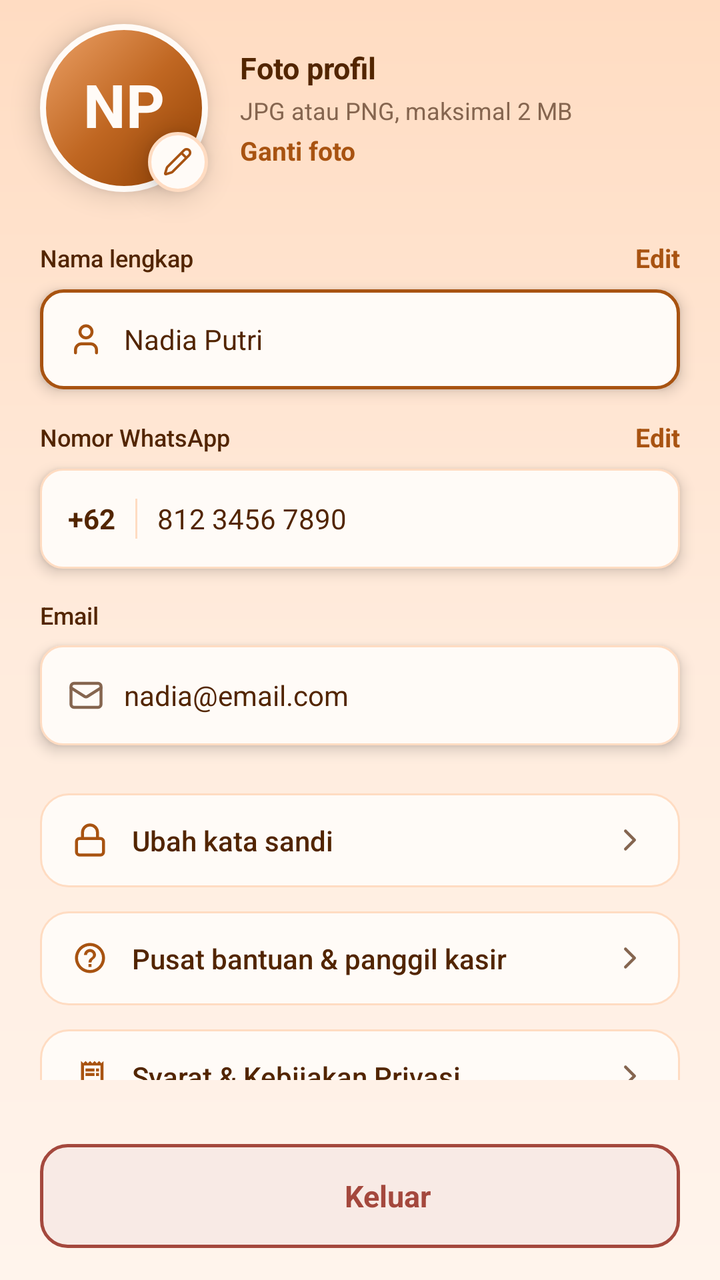
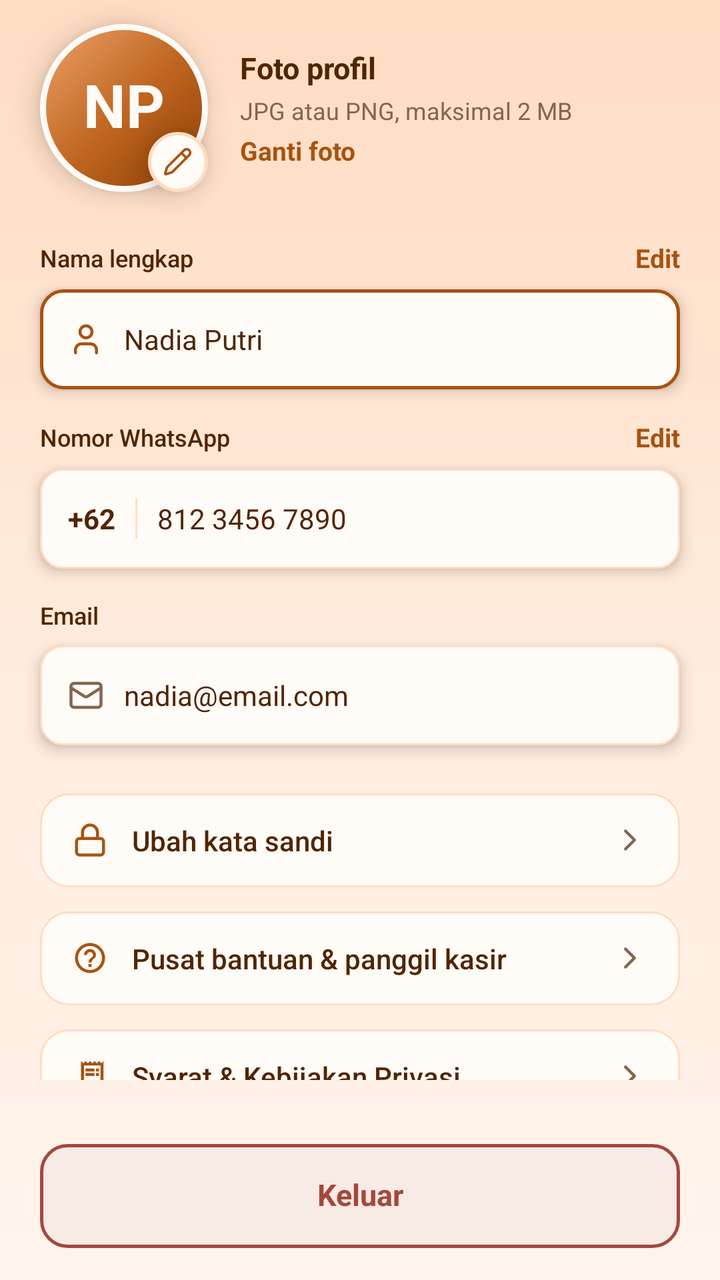

Screens rendered from an Android XML layout before and after an edit, with the pre-edit source and the edit as a unified diff.
<!-- AndroidManifest.xml: application theme Theme.KopiInggil -->
<!-- res/layout/fragment_profil.xml -->
<LinearLayout xmlns:android="http://schemas.android.com/apk/res/android" xmlns:app="http://schemas.android.com/apk/res-auto" xmlns:tools="http://schemas.android.com/tools" android:layout_width="match_parent" android:layout_height="match_parent" android:background="@drawable/bg_profile_screen_gradient" android:orientation="vertical" tools:context=".ProfilFragment">
    <androidx.core.widget.NestedScrollView android:id="@+id/scrollProfile" android:layout_width="match_parent" android:layout_height="0dp" android:layout_weight="1" android:scrollbars="none">
    
    <LinearLayout android:id="@+id/layoutProfileContent" android:layout_width="match_parent" android:layout_height="wrap_content" android:clipChildren="false" android:clipToPadding="false" android:orientation="vertical" android:paddingStart="20dp" android:paddingTop="12dp" android:paddingEnd="20dp" android:paddingBottom="16dp">
        
        <LinearLayout android:id="@+id/layoutPhotoRow" android:layout_width="match_parent" android:layout_height="wrap_content" android:clipChildren="false" android:clipToPadding="false" android:gravity="center_vertical" android:orientation="horizontal">
            
            <FrameLayout android:id="@+id/layoutAvatarWrapper" android:layout_width="84dp" android:layout_height="84dp" android:clipChildren="false" android:clipToPadding="false">
                
                <FrameLayout android:id="@+id/layoutAvatarCircle" android:layout_width="84dp" android:layout_height="84dp" android:background="@drawable/bg_avatar_circle" android:elevation="8dp">
                    <TextView android:id="@+id/tvAvatarInitials" android:layout_width="wrap_content" android:layout_height="wrap_content" android:layout_gravity="center" android:fontFamily="sans-serif" android:includeFontPadding="false" android:text="NP" android:textColor="#FFFBF7" android:textSize="30sp" android:textStyle="bold"/>
                </FrameLayout>
                
                <FrameLayout android:id="@+id/btnAvatarBadge" android:layout_width="30dp" android:layout_height="30dp" android:layout_gravity="top|start" android:layout_marginStart="54dp" android:layout_marginTop="54dp" android:background="@drawable/bg_camera_badge" android:elevation="9dp">
                    <ImageView android:id="@+id/ivAvatarBadgeIcon" android:layout_width="15dp" android:layout_height="15dp" android:layout_gravity="center" android:importantForAccessibility="no" android:src="@drawable/ic_lucide_pencil" app:tint="#A85311"/>
                </FrameLayout>
            </FrameLayout>
            
            <LinearLayout android:id="@+id/layoutPhotoInfo" android:layout_width="0dp" android:layout_height="wrap_content" android:layout_marginStart="16dp" android:layout_weight="1" android:orientation="vertical">
                <TextView android:id="@+id/tvPhotoTitle" android:layout_width="wrap_content" android:layout_height="wrap_content" android:fontFamily="sans-serif" android:text="Foto profil" android:textColor="#522500" android:textSize="15sp" android:textStyle="bold"/>
                <TextView android:id="@+id/tvPhotoSubtitle" android:layout_width="match_parent" android:layout_height="wrap_content" android:layout_marginTop="3dp" android:fontFamily="sans-serif" android:text="JPG atau PNG, maksimal 2 MB" android:textColor="#85654F" android:textSize="12sp"/>
                <TextView android:id="@+id/btnChangePhoto" android:layout_width="wrap_content" android:layout_height="wrap_content" android:layout_marginTop="3dp" android:clickable="true" android:focusable="true" android:fontFamily="sans-serif" android:text="Ganti foto" android:textColor="#A85311" android:textSize="13sp" android:textStyle="bold"/>
            </LinearLayout>
        </LinearLayout>
        
        <LinearLayout android:id="@+id/layoutFormSection" android:layout_width="match_parent" android:layout_height="wrap_content" android:layout_marginTop="24dp" android:clipChildren="false" android:clipToPadding="false" android:orientation="vertical">
            
            <LinearLayout android:id="@+id/layoutFieldName" android:layout_width="match_parent" android:layout_height="wrap_content" android:orientation="vertical">
                <LinearLayout android:id="@+id/layoutLabelName" android:layout_width="match_parent" android:layout_height="wrap_content" android:gravity="center_vertical" android:orientation="horizontal">
                    <TextView android:id="@+id/tvLabelName" android:layout_width="0dp" android:layout_height="wrap_content" android:layout_weight="1" android:fontFamily="sans-serif-medium" android:text="Nama lengkap" android:textColor="#522500" android:textSize="12sp"/>
                    <TextView android:id="@+id/btnEditName" android:layout_width="wrap_content" android:layout_height="wrap_content" android:clickable="true" android:focusable="true" android:fontFamily="sans-serif" android:text="Edit" android:textColor="#A85311" android:textSize="13sp" android:textStyle="bold"/>
                </LinearLayout>
                <LinearLayout android:id="@+id/layoutInputName" android:layout_width="match_parent" android:layout_height="50dp" android:layout_marginTop="7dp" android:background="@drawable/bg_input_active" android:elevation="4dp" android:gravity="center_vertical" android:orientation="horizontal" android:paddingStart="14dp" android:paddingEnd="14dp">
                    <ImageView android:id="@+id/ivIconName" android:layout_width="18dp" android:layout_height="18dp" android:importantForAccessibility="no" android:src="@drawable/ic_lucide_user" app:tint="#A85311"/>
                    
                    <EditText android:id="@+id/tvProfileName" android:layout_width="0dp" android:layout_height="match_parent" android:layout_marginStart="10dp" android:layout_weight="1" android:background="@null" android:fontFamily="sans-serif" android:gravity="center_vertical" android:inputType="textPersonName" android:text="Nadia Putri" android:textColor="#522500" android:textSize="14sp"/>
                </LinearLayout>
            </LinearLayout>
            
            <LinearLayout android:id="@+id/layoutFieldPhone" android:layout_width="match_parent" android:layout_height="wrap_content" android:layout_marginTop="15dp" android:orientation="vertical">
                <LinearLayout android:id="@+id/layoutLabelPhone" android:layout_width="match_parent" android:layout_height="wrap_content" android:gravity="center_vertical" android:orientation="horizontal">
                    <TextView android:id="@+id/tvLabelPhone" android:layout_width="0dp" android:layout_height="wrap_content" android:layout_weight="1" android:fontFamily="sans-serif-medium" android:text="Nomor WhatsApp" android:textColor="#522500" android:textSize="12sp"/>
                    <TextView android:id="@+id/btnEditPhone" android:layout_width="wrap_content" android:layout_height="wrap_content" android:clickable="true" android:focusable="true" android:fontFamily="sans-serif" android:text="Edit" android:textColor="#A85311" android:textSize="13sp" android:textStyle="bold"/>
                </LinearLayout>
                <LinearLayout android:id="@+id/layoutInputPhone" android:layout_width="match_parent" android:layout_height="50dp" android:layout_marginTop="7dp" android:background="@drawable/bg_input_default" android:elevation="4dp" android:gravity="center_vertical" android:orientation="horizontal" android:paddingStart="14dp" android:paddingEnd="14dp">
                    <TextView android:id="@+id/tvPhonePrefix" android:layout_width="wrap_content" android:layout_height="wrap_content" android:fontFamily="sans-serif" android:text="+62" android:textColor="#522500" android:textSize="14sp" android:textStyle="bold"/>
                    <View android:id="@+id/dividerPhonePrefix" android:layout_width="1dp" android:layout_height="20dp" android:layout_marginStart="10dp" android:background="#FFDCC2"/>
                    
                    <EditText android:id="@+id/tvProfilePhone" android:layout_width="0dp" android:layout_height="match_parent" android:layout_marginStart="10dp" android:layout_weight="1" android:background="@null" android:fontFamily="sans-serif" android:gravity="center_vertical" android:inputType="phone" android:text="812 3456 7890" android:textColor="#522500" android:textSize="14sp"/>
                </LinearLayout>
            </LinearLayout>
            
            <LinearLayout android:id="@+id/layoutFieldEmail" android:layout_width="match_parent" android:layout_height="wrap_content" android:layout_marginTop="15dp" android:orientation="vertical">
                <LinearLayout android:id="@+id/layoutLabelEmail" android:layout_width="match_parent" android:layout_height="wrap_content" android:gravity="center_vertical" android:orientation="horizontal">
                    <TextView android:id="@+id/tvLabelEmail" android:layout_width="0dp" android:layout_height="wrap_content" android:layout_weight="1" android:fontFamily="sans-serif-medium" android:text="Email" android:textColor="#522500" android:textSize="12sp"/>
                    <TextView android:id="@+id/btnEditEmail" android:visibility="gone" android:layout_width="wrap_content" android:layout_height="wrap_content" android:clickable="true" android:focusable="true" android:fontFamily="sans-serif" android:text="Edit" android:textColor="#A85311" android:textSize="13sp" android:textStyle="bold"/>
                </LinearLayout>
                <LinearLayout android:id="@+id/layoutInputEmail" android:layout_width="match_parent" android:layout_height="50dp" android:layout_marginTop="7dp" android:background="@drawable/bg_input_default" android:elevation="4dp" android:gravity="center_vertical" android:orientation="horizontal" android:paddingStart="14dp" android:paddingEnd="14dp">
                    <ImageView android:id="@+id/ivIconEmail" android:layout_width="18dp" android:layout_height="18dp" android:importantForAccessibility="no" android:src="@drawable/ic_lucide_mail" app:tint="#85654F"/>
                    
                    <EditText android:id="@+id/tvProfileEmail" android:layout_width="0dp" android:layout_height="match_parent" android:layout_marginStart="10dp" android:layout_weight="1" android:background="@null" android:fontFamily="sans-serif" android:gravity="center_vertical" android:inputType="textEmailAddress" android:text="nadia@email.com" android:textColor="#522500" android:textSize="14sp"/>
                </LinearLayout>
            </LinearLayout>
        </LinearLayout>
        
        <LinearLayout android:id="@+id/rowEditPassword" android:layout_width="match_parent" android:layout_height="wrap_content" android:layout_marginTop="24dp" android:background="@drawable/bg_change_password_row" android:clickable="true" android:focusable="true" android:gravity="center_vertical" android:orientation="horizontal" android:paddingStart="16dp" android:paddingTop="14dp" android:paddingEnd="16dp" android:paddingBottom="14dp">
            <ImageView android:id="@+id/ivIconPassword" android:layout_width="18dp" android:layout_height="18dp" android:importantForAccessibility="no" android:src="@drawable/ic_lucide_lock" app:tint="#A85311"/>
            <TextView android:id="@+id/tvEditPassword" android:layout_width="0dp" android:layout_height="wrap_content" android:layout_marginStart="12dp" android:layout_marginEnd="12dp" android:layout_weight="1" android:fontFamily="sans-serif-medium" android:text="Ubah kata sandi" android:textColor="#522500" android:textSize="14sp"/>
            <ImageView android:id="@+id/ivChevronPassword" android:layout_width="18dp" android:layout_height="18dp" android:importantForAccessibility="no" android:src="@drawable/ic_lucide_chevron_right" app:tint="#85654F"/>
        </LinearLayout>
        
        <LinearLayout android:id="@+id/rowHelpCenter" android:layout_width="match_parent" android:layout_height="wrap_content" android:layout_marginTop="12dp" android:background="@drawable/bg_change_password_row" android:clickable="true" android:focusable="true" android:gravity="center_vertical" android:orientation="horizontal" android:paddingStart="16dp" android:paddingTop="14dp" android:paddingEnd="16dp" android:paddingBottom="14dp"><ImageView android:layout_width="18dp" android:layout_height="18dp" android:importantForAccessibility="no" android:src="@drawable/ic_help" app:tint="#A85311"/><TextView android:layout_width="0dp" android:layout_height="wrap_content" android:layout_marginStart="12dp" android:layout_marginEnd="12dp" android:layout_weight="1" android:fontFamily="sans-serif-medium" android:text="@string/profile_help_cashier" android:textColor="#522500" android:textSize="14sp"/><ImageView android:layout_width="18dp" android:layout_height="18dp" android:importantForAccessibility="no" android:src="@drawable/ic_lucide_chevron_right" app:tint="#85654F"/></LinearLayout>
        <LinearLayout android:id="@+id/rowTerms" android:layout_width="match_parent" android:layout_height="wrap_content" android:layout_marginTop="12dp" android:background="@drawable/bg_change_password_row" android:clickable="true" android:focusable="true" android:gravity="center_vertical" android:orientation="horizontal" android:paddingStart="16dp" android:paddingTop="14dp" android:paddingEnd="16dp" android:paddingBottom="14dp"><ImageView android:layout_width="18dp" android:layout_height="18dp" android:importantForAccessibility="no" android:src="@drawable/ic_receipt" app:tint="#A85311"/><TextView android:layout_width="0dp" android:layout_height="wrap_content" android:layout_marginStart="12dp" android:layout_marginEnd="12dp" android:layout_weight="1" android:fontFamily="sans-serif-medium" android:text="@string/profile_terms" android:textColor="#522500" android:textSize="14sp"/><ImageView android:layout_width="18dp" android:layout_height="18dp" android:importantForAccessibility="no" android:src="@drawable/ic_lucide_chevron_right" app:tint="#85654F"/></LinearLayout>
    </LinearLayout>
    </androidx.core.widget.NestedScrollView>
    <LinearLayout android:layout_width="match_parent" android:layout_height="wrap_content" android:orientation="vertical" android:paddingStart="20dp" android:paddingTop="8dp" android:paddingEnd="20dp" android:paddingBottom="16dp">
        <LinearLayout android:id="@+id/btnLogout" android:layout_width="match_parent" android:layout_height="52dp" android:layout_marginTop="24dp" android:background="@drawable/bg_logout_button" android:clickable="true" android:focusable="true" android:gravity="center" android:orientation="horizontal">
            <ImageView android:id="@+id/ivIconLogout" android:layout_width="18dp" android:layout_height="18dp" android:importantForAccessibility="no" android:src="@drawable/ic_lucide_log_out" app:tint="#A4483D"/>
            <TextView android:id="@+id/tvLogout" android:layout_width="wrap_content" android:layout_height="wrap_content" android:layout_marginStart="10dp" android:fontFamily="sans-serif" android:text="Keluar" android:textColor="#A4483D" android:textSize="15sp" android:textStyle="bold"/>
        </LinearLayout>
        
        <LinearLayout android:id="@+id/llEditActions" android:layout_width="match_parent" android:layout_height="wrap_content" android:orientation="horizontal" android:visibility="gone">
            <androidx.appcompat.widget.AppCompatButton android:id="@+id/btnCancelEdit" android:layout_width="0dp" android:layout_height="52dp" android:layout_marginEnd="8dp" android:layout_weight="1" android:background="@drawable/bg_card_outline" android:text="@string/profile_cancel" android:textAllCaps="false" android:textColor="@color/ngopi_ink" android:textSize="15sp" android:textStyle="bold"/>
            <androidx.appcompat.widget.AppCompatButton android:id="@+id/btnSaveProfile" android:layout_width="0dp" android:layout_height="52dp" android:layout_marginStart="8dp" android:layout_weight="2" android:background="@drawable/bg_button_primary" android:text="@string/profile_save" android:textAllCaps="false" android:textColor="#FFFBF7" android:textSize="15sp" android:textStyle="bold"/>
        </LinearLayout>
    </LinearLayout>
</LinearLayout>
<!-- resources referenced by this layout -->
<resources>
  <color name="ngopi_ink">#522500</color>
  <!-- drawable bg_camera_badge (drawable) -->
  <?xml version="1.0" encoding="utf-8"?>
  <shape xmlns:android="http://schemas.android.com/apk/res/android"
      android:shape="oval">
      <solid android:color="#FFFBF7" />
      <stroke
          android:width="1.5dp"
          android:color="#FFDCC2" />
      <size
          android:width="30dp"
          android:height="30dp" />
  </shape>
  <!-- drawable bg_card_outline (drawable) -->
  <?xml version="1.0" encoding="utf-8"?>
  <shape xmlns:android="http://schemas.android.com/apk/res/android" android:shape="rectangle">
      <solid android:color="@color/ngopi_surface" />
      <corners android:radius="15dp" />
      <stroke
          android:width="1dp"
          android:color="@color/ngopi_border" />
  </shape>
  <!-- drawable bg_change_password_row (drawable) -->
  <?xml version="1.0" encoding="utf-8"?>
  <shape xmlns:android="http://schemas.android.com/apk/res/android">
      <solid android:color="#FFFBF7" />
      <corners android:radius="14dp" />
      <stroke
          android:width="1dp"
          android:color="#FFDCC2" />
  </shape>
  <!-- drawable bg_input_active (drawable) -->
  <?xml version="1.0" encoding="utf-8"?>
  <shape xmlns:android="http://schemas.android.com/apk/res/android">
      <solid android:color="#FFFBF7" />
      <corners android:radius="11dp" />
      <stroke
          android:width="1.5dp"
          android:color="#A85311" />
  </shape>
  <!-- drawable bg_input_default (drawable) -->
  <?xml version="1.0" encoding="utf-8"?>
  <shape xmlns:android="http://schemas.android.com/apk/res/android">
      <solid android:color="#FFFBF7" />
      <corners android:radius="11dp" />
      <stroke
          android:width="1dp"
          android:color="#FFDCC2" />
  </shape>
  <!-- drawable bg_logout_button (drawable) -->
  <?xml version="1.0" encoding="utf-8"?>
  <shape xmlns:android="http://schemas.android.com/apk/res/android">
      <solid android:color="#F8EAE5" />
      <corners android:radius="13dp" />
      <stroke
          android:width="1.5dp"
          android:color="#A4483D" />
  </shape>
  <!-- drawable bg_profile_screen_gradient (drawable) -->
  <?xml version="1.0" encoding="utf-8"?>
  <shape xmlns:android="http://schemas.android.com/apk/res/android">
      <gradient
          android:angle="270"
          android:startColor="#FFDCC2"
          android:centerColor="#FFEBDC"
          android:endColor="#FFF4EC"
          android:type="linear" />
  </shape>
  <!-- drawable ic_lucide_chevron_right (drawable) -->
  <vector xmlns:android="http://schemas.android.com/apk/res/android"
      android:width="24dp"
      android:height="24dp"
      android:viewportWidth="24"
      android:viewportHeight="24">
      <path
          android:fillColor="#00000000"
          android:pathData="m9,18 l6,-6 -6,-6"
          android:strokeWidth="2"
          android:strokeColor="#85654F"
          android:strokeLineCap="round"
          android:strokeLineJoin="round" />
  </vector>
  <!-- drawable ic_lucide_log_out (drawable) -->
  <?xml version="1.0" encoding="utf-8"?>
  <selector xmlns:android="http://schemas.android.com/apk/res/android">
  
  </selector>
  <string name="profile_cancel">Batal</string>
  <string name="profile_help_cashier">Pusat bantuan &amp; panggil kasir</string>
  <string name="profile_save">Simpan perubahan</string>
  <string name="profile_terms">Syarat &amp; Kebijakan Privasi</string>
  <style name="Theme.KopiInggil" parent="Base.Theme.KopiInggil" />
  <color name="ngopi_primary">#A85311</color>
  <color name="ngopi_primary_dark">#8F3E00</color>
  <color name="ngopi_primary_light">#C06722</color>
  <color name="ngopi_surface">#FFFBF7</color>
  <color name="ngopi_border">#FFDCC2</color>
  <style name="Base.Theme.KopiInggil" parent="Theme.Material3.DayNight.NoActionBar">
          
          
      </style>
  <!-- unchanged entries left out for length: 8 -->
</resources>

<!-- the commit's change to res/layout/fragment_profil.xml (unified diff, before → after) -->
@@ -74,10 +74,10 @@
     </LinearLayout>
     </androidx.core.widget.NestedScrollView>
     <LinearLayout android:layout_width="match_parent" android:layout_height="wrap_content" android:orientation="vertical" android:paddingStart="20dp" android:paddingTop="8dp" android:paddingEnd="20dp" android:paddingBottom="16dp">
-        <LinearLayout android:id="@+id/btnLogout" android:layout_width="match_parent" android:layout_height="52dp" android:layout_marginTop="24dp" android:background="@drawable/bg_logout_button" android:clickable="true" android:focusable="true" android:gravity="center" android:orientation="horizontal">
-            <ImageView android:id="@+id/ivIconLogout" android:layout_width="18dp" android:layout_height="18dp" android:importantForAccessibility="no" android:src="@drawable/ic_lucide_log_out" app:tint="#A4483D"/>
-            <TextView android:id="@+id/tvLogout" android:layout_width="wrap_content" android:layout_height="wrap_content" android:layout_marginStart="10dp" android:fontFamily="sans-serif" android:text="Keluar" android:textColor="#A4483D" android:textSize="15sp" android:textStyle="bold"/>
-        </LinearLayout>
+        <FrameLayout android:id="@+id/btnLogout" android:layout_width="match_parent" android:layout_height="52dp" android:layout_marginTop="24dp" android:background="@drawable/bg_logout_button" android:foreground="?attr/selectableItemBackground" android:clickable="true" android:focusable="true">
+            <ImageView android:id="@+id/ivIconLogout" android:layout_width="18dp" android:layout_height="18dp" android:layout_gravity="start|center_vertical" android:layout_marginStart="16dp" android:importantForAccessibility="no" android:src="@drawable/ic_lucide_log_out" app:tint="#A4483D"/>
+            <TextView android:id="@+id/tvLogout" android:layout_width="match_parent" android:layout_height="match_parent" android:gravity="center" android:paddingStart="48dp" android:paddingEnd="48dp" android:includeFontPadding="false" android:fontFamily="sans-serif" android:text="Keluar" android:textColor="#A4483D" android:textSize="15sp" android:textStyle="bold"/>
+        </FrameLayout>
         
         <LinearLayout android:id="@+id/llEditActions" android:layout_width="match_parent" android:layout_height="wrap_content" android:orientation="horizontal" android:visibility="gone">
             <androidx.appcompat.widget.AppCompatButton android:id="@+id/btnCancelEdit" android:layout_width="0dp" android:layout_height="52dp" android:layout_marginEnd="8dp" android:layout_weight="1" android:background="@drawable/bg_card_outline" android:text="@string/profile_cancel" android:textAllCaps="false" android:textColor="@color/ngopi_ink" android:textSize="15sp" android:textStyle="bold"/>
